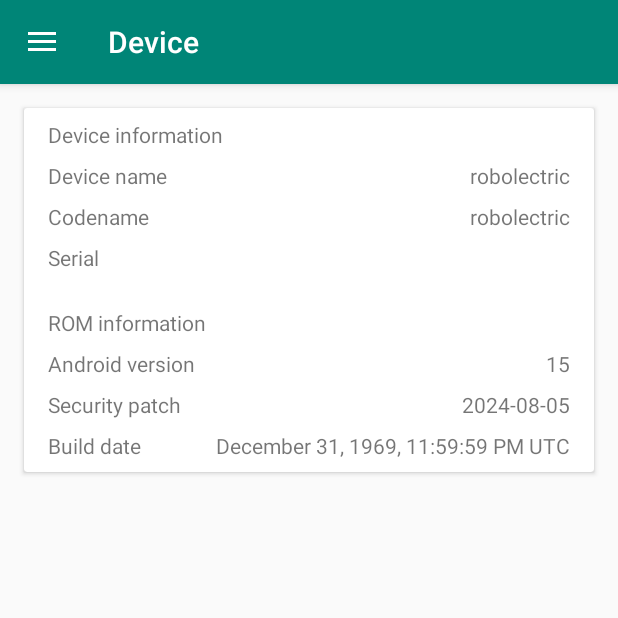
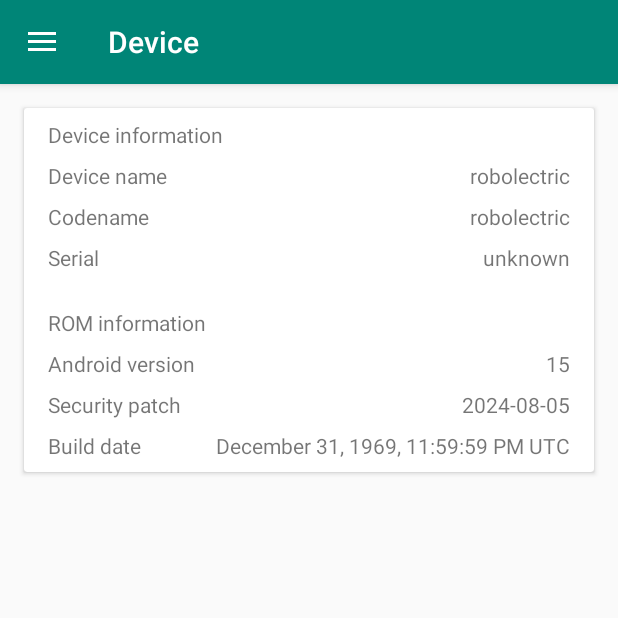
Before and after one commit to arttttt/SmokeKernelTweaks, an Android app: the screen it shows after launch (MainActivity), on a phone screen of 412 x 824 dp, the top half of it. Run offline under Robolectric (Android 15) with nearby library versions, the phone set to English and light mode, and no system bars; our stand-ins replace data binding.

Commit message:
remove unnecessary dependencies from FragmentAbout view & VM
Signed-off-by: arttttt <artem-bambalov@yandex.ru>

```diff
--- a/app/src/main/java/com/arttttt/smokekerneltweaks/viewmodels/ViewModelAbout.kt
+++ b/app/src/main/java/com/arttttt/smokekerneltweaks/viewmodels/ViewModelAbout.kt
@@ -3,6 +3,7 @@ package com.arttttt.smokekerneltweaks.viewmodels
 import android.Manifest
 import android.app.Application
 import android.arch.lifecycle.AndroidViewModel
+import android.databinding.ObservableField
 import android.os.Build
 import com.arttttt.smokekerneltweaks.R
 import com.arttttt.smokekerneltweaks.data.DeviceData
@@ -10,11 +11,26 @@ import com.arttttt.smokekerneltweaks.data.RomData
 import com.arttttt.smokekerneltweaks.utils.PermissionsManager
 
 class ViewModelAbout(application: Application) : AndroidViewModel(application) {
-    val deviceData = DeviceData()
-    val romData = RomData()
+
+    val androidVersion: String
+    val securityPatch: String
+    val buildDate: String
+
+    val deviceName: String
+    val deviceCodename: String
+    val deviceSerial = ObservableField<String>()
 
     init {
         updateData()
+
+        val romData = RomData()
+        androidVersion = romData.androidVersion
+        securityPatch = romData.securityPatch
+        buildDate = romData.buildDate
+
+        val deviceData = DeviceData()
+        deviceName = deviceData.deviceName
+        deviceCodename = deviceData.codename
     }
 
     fun permissionGranted() {
@@ -31,7 +47,7 @@ class ViewModelAbout(application: Application) : AndroidViewModel(application) {
         else
             Build.SERIAL
 
-        deviceData.deviceSerial.set(serial)
+        deviceSerial.set(serial)
     }
 
 }
--- a/app/src/main/res/layout/fragment_about.xml
+++ b/app/src/main/res/layout/fragment_about.xml
@@ -51,7 +51,7 @@
                     android:layout_width="wrap_content"
                     android:layout_height="wrap_content"
                     android:layout_marginEnd="8dp"
-                    android:text="@{aboutViewModel.deviceData.deviceName}"
+                    android:text="@{aboutViewModel.deviceName}"
                     app:layout_constraintEnd_toEndOf="parent"
                     app:layout_constraintTop_toTopOf="@+id/appCompatTextView1" />
 
@@ -69,7 +69,7 @@
                     android:layout_width="wrap_content"
                     android:layout_height="wrap_content"
                     android:layout_marginEnd="8dp"
-                    android:text="@{aboutViewModel.deviceData.codename}"
+                    android:text="@{aboutViewModel.deviceCodename}"
                     app:layout_constraintEnd_toEndOf="parent"
                     app:layout_constraintTop_toTopOf="@+id/appCompatTextView3" />
 
@@ -87,7 +87,7 @@
                     android:layout_width="wrap_content"
                     android:layout_height="wrap_content"
                     android:layout_marginEnd="8dp"
-                    android:text="@{aboutViewModel.deviceData.deviceSerial}"
+                    android:text="@{aboutViewModel.deviceSerial}"
                     app:layout_constraintEnd_toEndOf="parent"
                     app:layout_constraintTop_toTopOf="@+id/appCompatTextView4" />
 
@@ -115,7 +115,7 @@
                     android:layout_width="wrap_content"
                     android:layout_height="wrap_content"
                     android:layout_marginEnd="8dp"
-                    android:text="@{aboutViewModel.romData.androidVersion}"
+                    android:text="@{aboutViewModel.androidVersion}"
                     app:layout_constraintEnd_toEndOf="parent"
                     app:layout_constraintTop_toTopOf="@+id/appCompatTextView6" />
 
@@ -133,7 +133,7 @@
                     android:layout_width="wrap_content"
                     android:layout_height="wrap_content"
                     android:layout_marginEnd="8dp"
-                    android:text="@{aboutViewModel.romData.securityPatch}"
+                    android:text="@{aboutViewModel.securityPatch}"
                     app:layout_constraintEnd_toEndOf="parent"
                     app:layout_constraintTop_toTopOf="@+id/appCompatTextView7" />
 
@@ -151,7 +151,7 @@
                     android:layout_width="wrap_content"
                     android:layout_height="wrap_content"
                     android:layout_marginEnd="8dp"
-                    android:text="@{aboutViewModel.romData.buildDate}"
+                    android:text="@{aboutViewModel.buildDate}"
                     app:layout_constraintEnd_toEndOf="parent"
                     app:layout_constraintTop_toTopOf="@+id/appCompatTextView8" />
 
```
